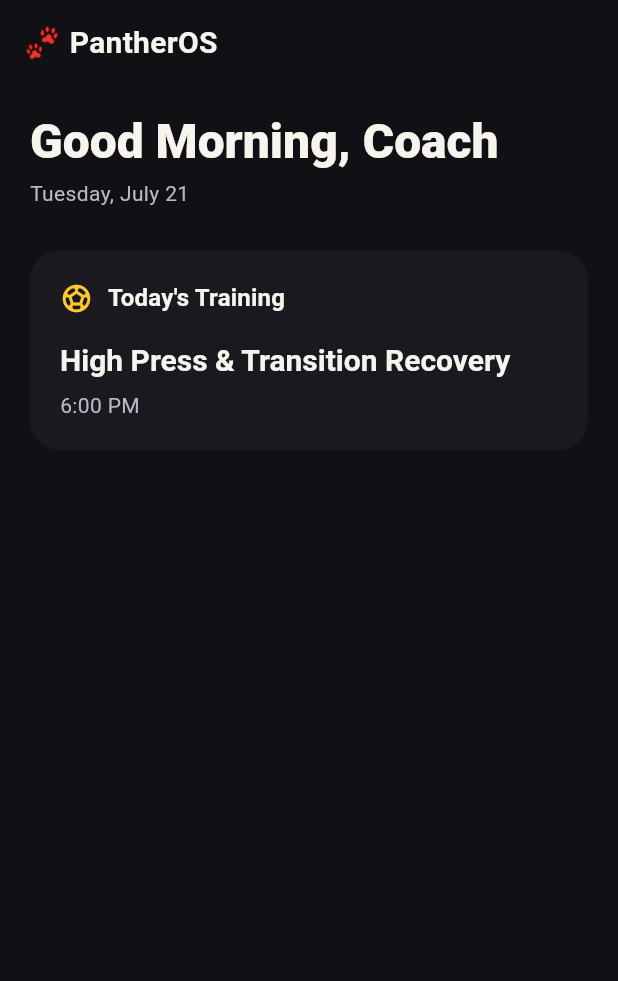
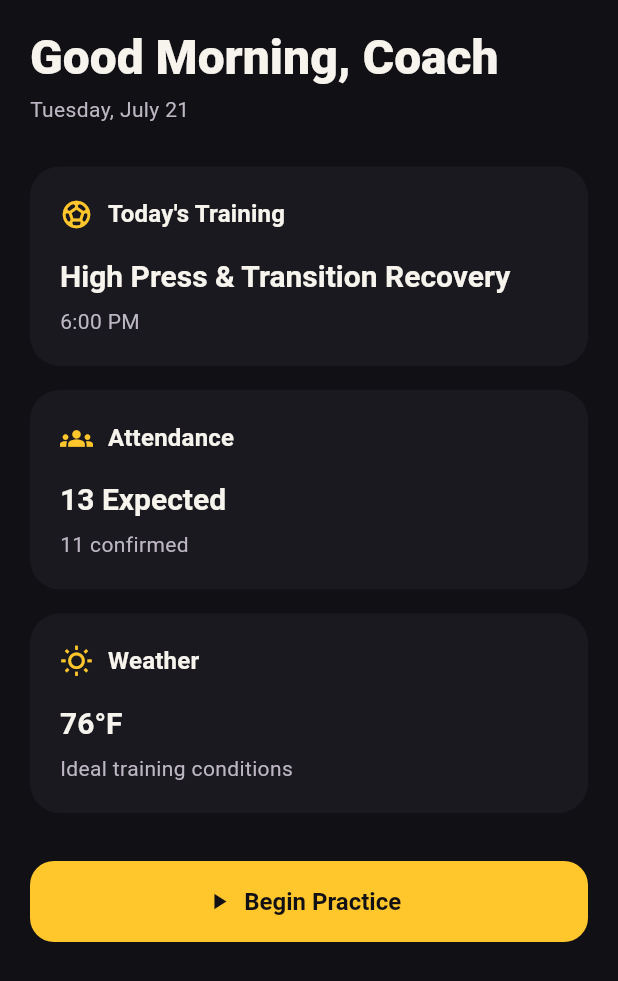
Before and after one commit to stevethompson54-star/panther_os, a Flutter app: the screen it shows after launch, on a phone screen of 412 x 824 dp. Shown: the top 981 px of the screen. Run offline on Flutter 3.47's test engine with Material 3 defaults, Android fonts, the phone set to English and light mode, and no system bars.

Commit message:
Build reusable PantherOS action button

```diff
--- a/lib/features/home/home_screen.dart
+++ b/lib/features/home/home_screen.dart
@@ -1,5 +1,6 @@
 import 'package:flutter/material.dart';
 
+import '../../shared/widgets/primary_action_button.dart';
 import 'widgets/mission_control_card.dart';
 
 class HomeScreen extends StatelessWidget {
@@ -10,12 +11,12 @@ class HomeScreen extends StatelessWidget {
     final theme = Theme.of(context);
 
     return Scaffold(
-      appBar: AppBar(
-        title: const Text('🐾 PantherOS'),
-      ),
       body: SafeArea(
         child: SingleChildScrollView(
           padding: const EdgeInsets.all(20),
+          child: Center(
+            child: ConstrainedBox(
+              constraints: const BoxConstraints(maxWidth: 900),
               child: Column(
                 crossAxisAlignment: CrossAxisAlignment.start,
                 children: [
@@ -29,6 +30,7 @@ class HomeScreen extends StatelessWidget {
                     style: theme.textTheme.bodyMedium,
                   ),
                   const SizedBox(height: 28),
+
                   MissionControlCard(
                     icon: Icons.sports_soccer,
                     title: "Today's Training",
@@ -47,7 +49,84 @@ class HomeScreen extends StatelessWidget {
                       ],
                     ),
                   ),
+
+                  const SizedBox(height: 16),
+
+                  LayoutBuilder(
+                    builder: (context, constraints) {
+                      final useTwoColumns = constraints.maxWidth >= 600;
+
+                      final attendanceCard = MissionControlCard(
+                        icon: Icons.groups,
+                        title: 'Attendance',
+                        child: Column(
+                          crossAxisAlignment: CrossAxisAlignment.start,
+                          children: [
+                            Text(
+                              '13 Expected',
+                              style: theme.textTheme.titleLarge,
+                            ),
+                            const SizedBox(height: 8),
+                            Text(
+                              '11 confirmed',
+                              style: theme.textTheme.bodyMedium,
+                            ),
                           ],
+                        ),
+                      );
+
+                      final weatherCard = MissionControlCard(
+                        icon: Icons.wb_sunny_outlined,
+                        title: 'Weather',
+                        child: Column(
+                          crossAxisAlignment: CrossAxisAlignment.start,
+                          children: [
+                            Text(
+                              '76°F',
+                              style: theme.textTheme.titleLarge,
+                            ),
+                            const SizedBox(height: 8),
+                            Text(
+                              'Ideal training conditions',
+                              style: theme.textTheme.bodyMedium,
+                            ),
+                          ],
+                        ),
+                      );
+
+                      if (useTwoColumns) {
+                        return Row(
+                          crossAxisAlignment: CrossAxisAlignment.start,
+                          children: [
+                            Expanded(child: attendanceCard),
+                            const SizedBox(width: 16),
+                            Expanded(child: weatherCard),
+                          ],
+                        );
+                      }
+
+                      return Column(
+                        children: [
+                          attendanceCard,
+                          const SizedBox(height: 16),
+                          weatherCard,
+                        ],
+                      );
+                    },
+                  ),
+
+                  const SizedBox(height: 32),
+
+                  PrimaryActionButton(
+                    label: 'Begin Practice',
+                    icon: Icons.play_arrow,
+                    onPressed: () {
+                      debugPrint('Begin Practice pressed');
+                    },
+                  ),
+                ],
+              ),
+            ),
           ),
         ),
       ),
--- /dev/null
+++ b/lib/shared/widgets/primary_action_button.dart
@@ -0,0 +1,26 @@
+import 'package:flutter/material.dart';
+
+class PrimaryActionButton extends StatelessWidget {
+  const PrimaryActionButton({
+    super.key,
+    required this.label,
+    required this.icon,
+    required this.onPressed,
+  });
+
+  final String label;
+  final IconData icon;
+  final VoidCallback onPressed;
+
+  @override
+  Widget build(BuildContext context) {
+    return SizedBox(
+      width: double.infinity,
+      child: FilledButton.icon(
+        onPressed: onPressed,
+        icon: Icon(icon),
+        label: Text(label),
+      ),
+    );
+  }
+}
```
Also changed, not shown: 1 other file. Lines whose indentation alone changed are shown as unchanged.
